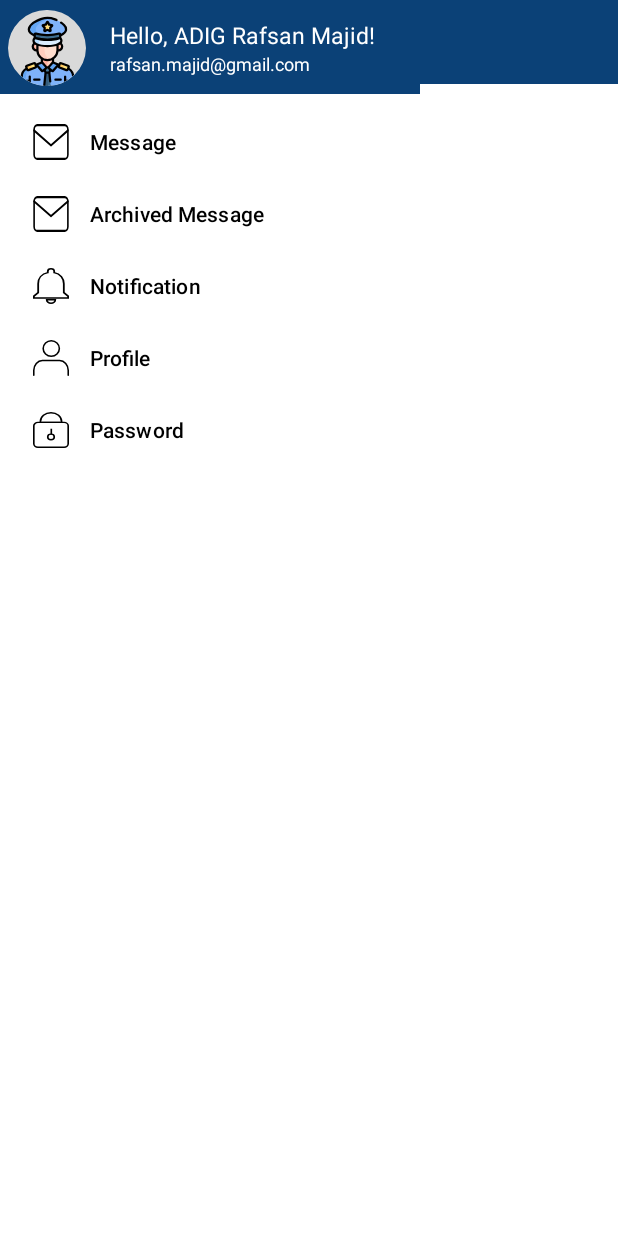
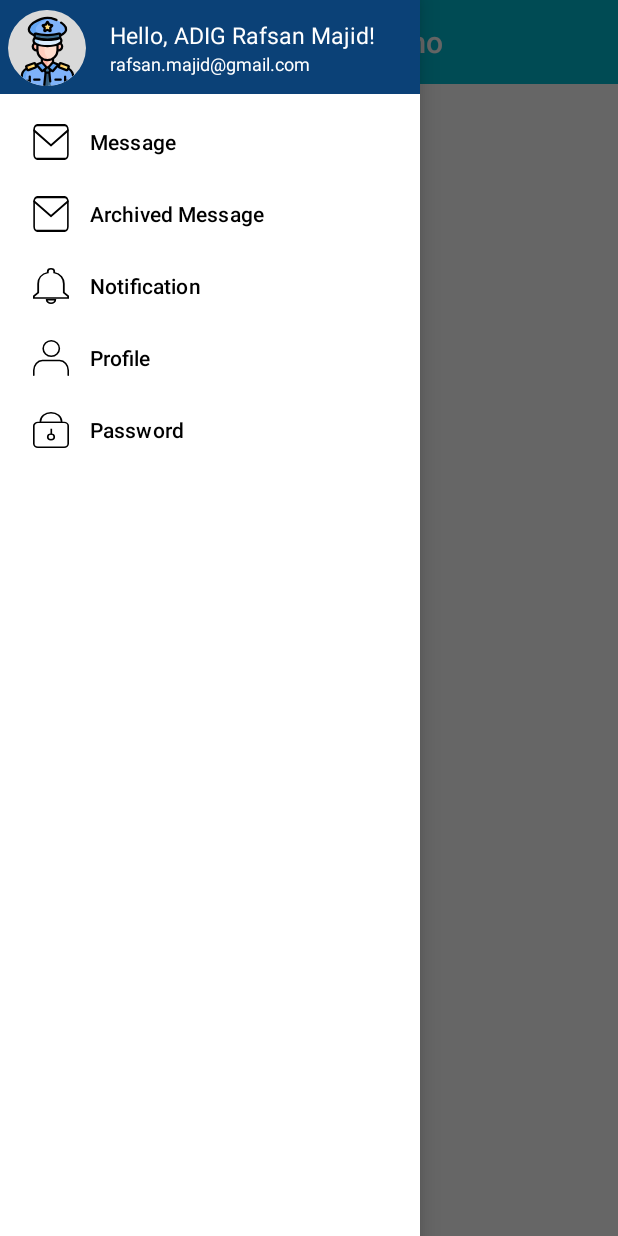
Before and after one commit to NaimAsSakib/Navigation_Drawer, an Android app: the screen it shows after launch (MainActivity), after a tap on "Message", on a phone screen of 412 x 824 dp. Run offline under Robolectric (Android 15) with nearby library versions, the phone set to English and light mode, and no system bars; 1 statement that could not run was skipped; 1 other tap on this screen came first.

Commit message:
Navigation Drawer & item listener

```diff
--- a/app/build.gradle
+++ b/app/build.gradle
@@ -35,4 +35,5 @@ dependencies {
     testImplementation 'junit:junit:4.+'
     androidTestImplementation 'androidx.test.ext:junit:1.1.3'
     androidTestImplementation 'androidx.test.espresso:espresso-core:3.4.0'
+    implementation 'com.google.android.material:material:1.4.0'
 }
--- a/app/src/main/java/com/example/navigationdrawer/MainActivity.java
+++ b/app/src/main/java/com/example/navigationdrawer/MainActivity.java
@@ -1,14 +1,71 @@
 package com.example.navigationdrawer;
 
+import androidx.annotation.NonNull;
+import androidx.appcompat.app.ActionBarDrawerToggle;
 import androidx.appcompat.app.AppCompatActivity;
+import androidx.appcompat.widget.Toolbar;
+import androidx.core.view.GravityCompat;
+import androidx.drawerlayout.widget.DrawerLayout;
 
 import android.os.Bundle;
+import android.view.MenuItem;
+import android.widget.Toast;
+
+import com.google.android.material.navigation.NavigationView;
 
 public class MainActivity extends AppCompatActivity {
+
+    private DrawerLayout drawerLayout;
+    private NavigationView navigationView;
 
     @Override
     protected void onCreate(Bundle savedInstanceState) {
         super.onCreate(savedInstanceState);
         setContentView(R.layout.activity_main);
+
+        Toolbar toolbar = findViewById(R.id.toolBar);
+        setSupportActionBar(toolbar);
+
+        drawerLayout = findViewById(R.id.drawerLayout);
+        ActionBarDrawerToggle toggle=new ActionBarDrawerToggle(this,drawerLayout,toolbar,R.string.open,R.string.close);
+
+        drawerLayout.addDrawerListener(toggle);
+        toggle.syncState();
+
+        navigationView.setNavigationItemSelectedListener(new NavigationView.OnNavigationItemSelectedListener() {
+            @Override
+            public boolean onNavigationItemSelected(@NonNull MenuItem item) {
+                switch (item.getItemId()){
+                    case R.id.menuMessage:
+                        Toast.makeText(getApplicationContext(), "Message panel is open", Toast.LENGTH_LONG).show();
+                        drawerLayout.closeDrawer(GravityCompat.START);
+                        break;
+
+                    case R.id.menuArchivedMessage:
+                        Toast.makeText(getApplicationContext(), "Archived Message panel is open", Toast.LENGTH_LONG).show();
+                        drawerLayout.closeDrawer(GravityCompat.START);
+                        break;
+
+                    case R.id.menuNotification:
+                        Toast.makeText(getApplicationContext(), "Notification panel is open", Toast.LENGTH_LONG).show();
+                        drawerLayout.closeDrawer(GravityCompat.START);
+                        break;
+
+                    case R.id.menuProfile:
+                        Toast.makeText(getApplicationContext(), "Profile panel is open", Toast.LENGTH_LONG).show();
+                        drawerLayout.closeDrawer(GravityCompat.START);
+                        break;
+
+                    case R.id.menuChangePass:
+                        Toast.makeText(getApplicationContext(), "Change Password panel is open", Toast.LENGTH_LONG).show();
+                        drawerLayout.closeDrawer(GravityCompat.START);
+                        break;
+
+                }
+                return true;
+            }
+        });
+
+
     }
 }
--- a/app/src/main/res/layout/activity_main.xml
+++ b/app/src/main/res/layout/activity_main.xml
@@ -9,31 +9,40 @@
     tools:context=".MainActivity">
 
     <androidx.constraintlayout.widget.ConstraintLayout
-        android:layout_width="wrap_content"
-        android:layout_height="wrap_content"
+        android:layout_width="match_parent"
+        android:layout_height="match_parent"
         >
 
-        <Toolbar
+        <androidx.appcompat.widget.Toolbar
             android:id="@+id/toolBar"
             android:layout_width="match_parent"
-            android:layout_height="wrap_content"
-            android:background="#0b4177"
+            android:layout_height="?actionBarSize"
+            android:background="#00BCD4"
+            android:titleTextColor="@color/white"
+            android:theme="@style/ThemeOverlay.AppCompat.Dark"
+            app:popupTheme="@style/Theme.AppCompat.Light"
             app:layout_constraintStart_toStartOf="parent"
             app:layout_constraintTop_toTopOf="parent"
-            android:title="Navigation drwer demo"
-            android:titleTextColor="@color/white"/>
+            app:title="Navigation drawer demo " />
 
-        <com.google.android.material.navigation.NavigationView
-            android:layout_width="wrap_content"
-            android:layout_height="match_parent"
-            android:id="@+id/navViewMenu"
-            app:menu="@menu/iconsmenu"
-            app:headerLayout="@layout/menuheader"
-            app:layout_constraintStart_toStartOf="@id/toolBar"
-            app:layout_constraintTop_toTopOf="@id/toolBar"/>
-
+        <FrameLayout
+            android:id="@+id/fragment"
+            android:layout_width="match_parent"
+            android:layout_height="match_parent"/>
 
 
     </androidx.constraintlayout.widget.ConstraintLayout>
 
+        <com.google.android.material.navigation.NavigationView
+            android:id="@+id/navView"
+            android:layout_width="wrap_content"
+            android:layout_height="match_parent"
+            app:menu="@menu/iconsmenu"
+            app:headerLayout="@layout/menuheader"
+            android:layout_gravity="start"/>
+
+
+
+
+
 </androidx.drawerlayout.widget.DrawerLayout>
--- a/app/src/main/res/values/strings.xml
+++ b/app/src/main/res/values/strings.xml
@@ -1,3 +1,7 @@
 <resources>
     <string name="app_name">Navigation Drawer</string>
+
+    <string name="open">Open</string>
+    <string name="close">Close</string>
+
 </resources>
--- a/app/src/main/res/values/themes.xml
+++ b/app/src/main/res/values/themes.xml
@@ -1,6 +1,6 @@
 <resources xmlns:tools="http://schemas.android.com/tools">
     <!-- Base application theme. -->
-    <style name="Theme.NavigationDrawer" parent="Theme.MaterialComponents.DayNight.NoActionBar">
+    <style name="Theme.NavigationDrawer" parent="Theme.MaterialComponents.Light.NoActionBar">
         <!-- Primary brand color. -->
         <item name="colorPrimary">@color/purple_500</item>
         <item name="colorPrimaryVariant">@color/purple_700</item>
```
Also changed, not shown: app/src/main/res/menu/iconsmenu.xml (+16 -11 lines).
